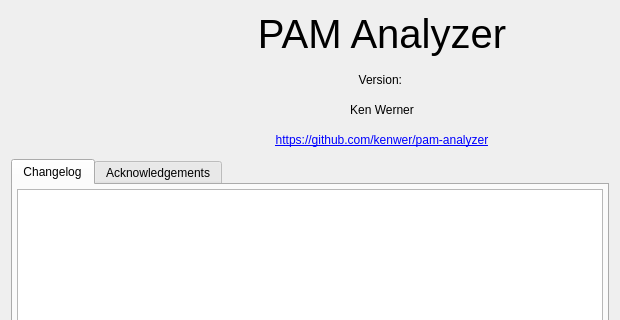
kenwer/pam-analyzer, file src/pam_analyzer/ui/dialogs/about_dialog.ui: the form before one commit; both pictures show x 0 to 620 and y 0 to 320 of the 620 by 520 pixel window.
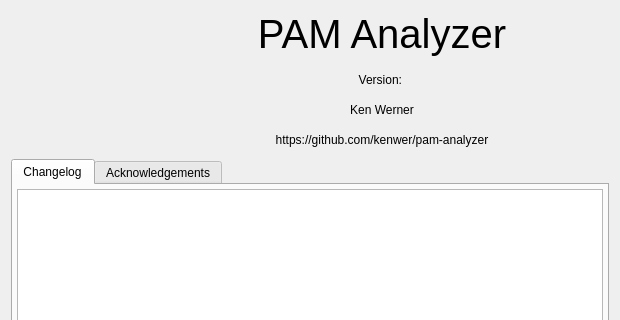
The form after the commit.

The edit to the form file:
```diff
--- a/src/pam_analyzer/ui/dialogs/about_dialog.ui
+++ b/src/pam_analyzer/ui/dialogs/about_dialog.ui
@@ -92,7 +92,7 @@
        <item>
         <widget class="QLabel" name="link_label">
          <property name="text">
-          <string>&lt;a href=&quot;https://github.com/kenwer/pam-analyzer&quot;&gt;https://github.com/kenwer/pam-analyzer&lt;/a&gt;</string>
+          <string>https://github.com/kenwer/pam-analyzer</string>
          </property>
          <property name="alignment">
           <set>Qt::AlignmentFlag::AlignCenter</set>
```
